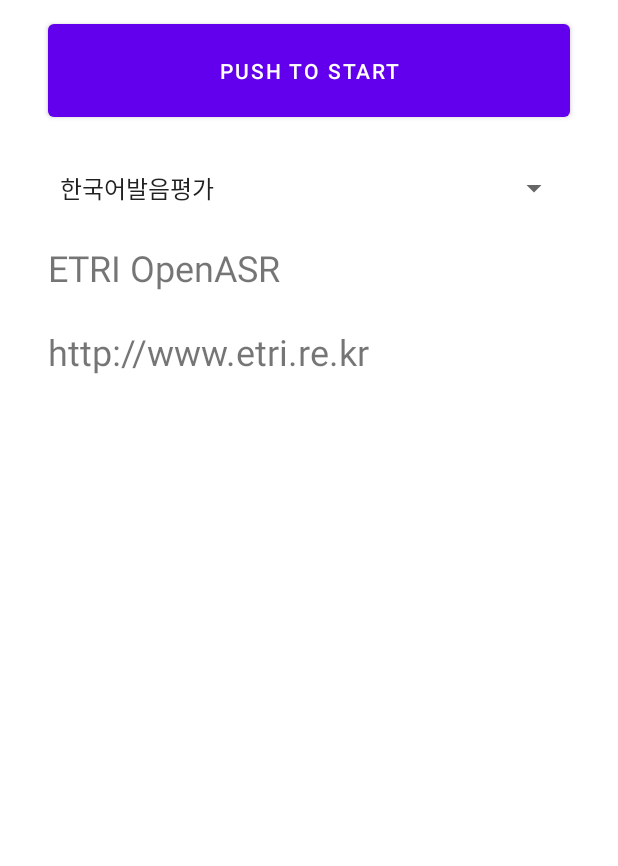
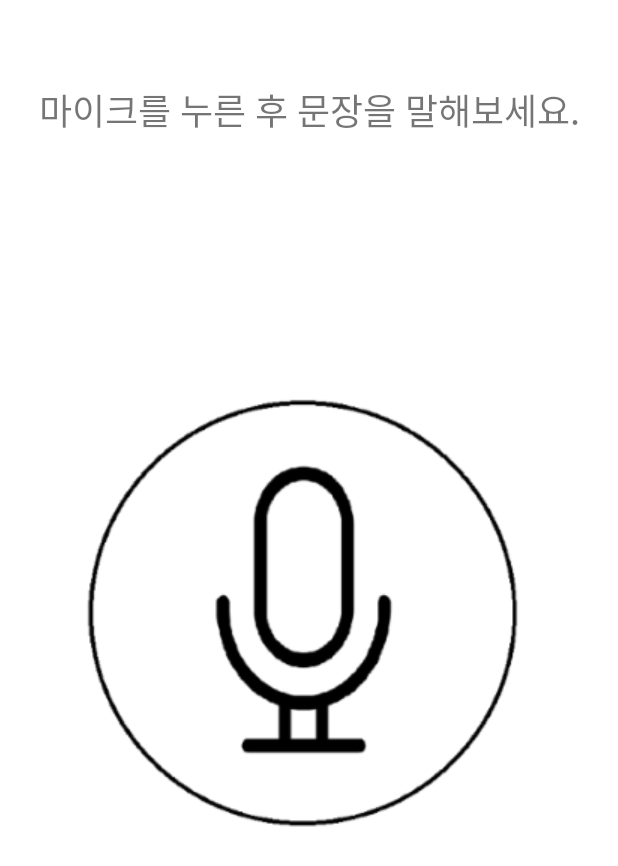
Before and after one commit to Hwang-Jongwon/CatchSound, an Android app: the screen it shows after launch (PronounceActivity), after a tap on "발음교정 액티비티로", on a phone screen of 412 x 824 dp. Shown: the top 866 px of the screen. Run offline under Robolectric (Android 15) with nearby library versions, the phone set to English and light mode, and no system bars; libraries missing offline, so code that uses them is left out: org.json.simple.

Commit message:
인식된 문장과 점수 표시 형식 변경, 디자인 변경

```diff
--- a/app/build.gradle
+++ b/app/build.gradle
@@ -29,7 +29,7 @@
 }
 
 dependencies {
-
+    implementation 'com.googlecode.json-simple:json-simple:1.1'
     implementation 'com.google.code.gson:gson:2.6.2'
     implementation 'org.apache.commons:commons-lang3:3.6'
     implementation 'androidx.appcompat:appcompat:1.3.1'
--- a/app/src/main/java/com/example/catchsound/PronounceActivity.java
+++ b/app/src/main/java/com/example/catchsound/PronounceActivity.java
@@ -8,8 +8,10 @@
 import android.media.MediaRecorder;
 import android.os.Bundle;
 import android.os.Handler;
+import android.os.Looper;
 import android.os.Message;
 import android.util.Base64;
+import android.util.Log;
 import android.view.KeyEvent;
 import android.view.View;
 import android.view.inputmethod.EditorInfo;
@@ -17,6 +19,7 @@
 import android.widget.ArrayAdapter;
 import android.widget.Button;
 import android.widget.EditText;
+import android.widget.ImageButton;
 import android.widget.Spinner;
 import android.widget.TextView;
 
@@ -39,6 +42,12 @@
 import java.util.ArrayList;
 import java.util.HashMap;
 import java.util.Map;
+import java.util.regex.Matcher;
+import java.util.regex.Pattern;
+
+import org.json.simple.JSONObject;
+import org.json.simple.parser.JSONParser;
+import org.json.simple.parser.ParseException;
 
 public class PronounceActivity extends AppCompatActivity {
 
@@ -47,11 +56,9 @@
     private static final String accessKey = "6e40005e-26a1-44df-8032-8d73501924fb";
     private static int MICROPHONE_PERMISSION_CODE = 100;
 
-    Button buttonStart;
+    ImageButton buttonStart;
     TextView textResult;
-    Spinner spinnerMode;
 
-    String curMode;
     String result;
 
     int maxLenSpeech = 16000 * 45;
@@ -60,7 +67,7 @@
     boolean isRecording = false;
     boolean forceStop = false;
 
-    private final Handler handler = new Handler() {
+    private final Handler handler = new Handler(Looper.getMainLooper()) {
         @Override
         public synchronized void handleMessage(Message msg) {
             Bundle bd = msg.getData();
@@ -69,7 +76,6 @@
                 //녹음 시작
                 case 1:
                     textResult.setText(v);
-                    buttonStart.setText("PUSH TO STOP");
                     break;
                 //녹음이 정상적으로 종료됨(버튼 눌렀거나, 시간 끝)
                 case 2:
@@ -79,19 +85,31 @@
                 //녹음이 비정상적으로 종료됨(마이크 권한 필요 등등)
                 case 3:
                     textResult.setText(v);
-                    buttonStart.setText("PUSH TO START");
                     break;
                 //인식이 비정상적으로 종료됨
                 case 4:
                     textResult.setText(v);
                     buttonStart.setEnabled(true);
-                    buttonStart.setText("PUSH TO START");
                     break;
                 //인식이 정상적으로 종료됨
                 case 5:
-                    textResult.setText(StringEscapeUtils.unescapeJava(result));
+                    //인식된 문장, 점수 보여주기
+                    int recognized_idx = result.indexOf("recognized");
+                    int score_idx = result.indexOf("score");
+                    if (score_idx - recognized_idx == 16){
+                        textResult.setText("녹음이 되지 않았어요. 다시 시도해 주세요!");
+                    }
+                    else{
+                        String recognized = result.substring(recognized_idx + 13, score_idx - 3);
+                        String score = result.substring(score_idx + 7, score_idx + 12);
+                        Double double_score = (Double) Double.parseDouble(score);
+                        double_score = (Double) (Math.round(double_score*10)/10.0);
+                        score = Double.toString(double_score);
+                        textResult.setText("인식된 문장 : " + recognized + "\n" + "점수 : " + score);
+                    }
+
                     buttonStart.setEnabled(true);
-                    buttonStart.setText("PUSH TO START");
+                    //textResult.setText(result);
                     break;
             }
             super.handleMessage(msg);
@@ -117,26 +135,10 @@
             getMicrophonePermission();
         }
 
-        buttonStart = (Button)this.findViewById(R.id.buttonStart);
+        buttonStart = (ImageButton)this.findViewById(R.id.buttonStart);
         textResult = (TextView)this.findViewById(R.id.textResult);
-        spinnerMode = (Spinner)this.findViewById(R.id.spinnerMode);
 
         SharedPreferences settings = getSharedPreferences(PREFS_NAME, 0);
-
-        ArrayList<String> modeArr = new ArrayList<>();
-        modeArr.add("한국어발음평가");
-        ArrayAdapter<String> modeAdapter = new ArrayAdapter<>(
-                this, android.R.layout.simple_spinner_item, modeArr);
-        modeAdapter.setDropDownViewResource(android.R.layout.simple_spinner_dropdown_item);
-        spinnerMode.setAdapter(modeAdapter);
-        spinnerMode.setOnItemSelectedListener(new AdapterView.OnItemSelectedListener() {
-            public void onItemSelected(AdapterView<?> parent, View view, int pos, long id) {
-                curMode = parent.getItemAtPosition(pos).toString();
-            }
-            public void onNothingSelected(AdapterView<?> parent) {
-                curMode = "";
-            }
-        });
 
 
         buttonStart.setOnClickListener(new  View.OnClickListener() {
@@ -147,10 +149,10 @@
                     try {
                         new Thread(new Runnable() {
                             public void run() {
-                                SendMessage("Recording...", 1);
+                                SendMessage("녹음 중..\n마이크를 한번 더 터치해 녹음을 멈추세요!", 1);
                                 try {
                                     recordSpeech();
-                                    SendMessage("Recognizing...", 2);
+                                    SendMessage("발음 분석중..", 2);
                                 } catch (RuntimeException e) {
                                     SendMessage(e.getMessage(), 3);
                                     return;
@@ -260,15 +262,8 @@
         String audioContents;
 
         Gson gson = new Gson();
-
-        switch (curMode) {
-            case "한국어발음평가":
-                languageCode = "korean";
-                openApiURL = "http://aiopen.etri.re.kr:8000/WiseASR/PronunciationKor";
-                break;
-            default:
-                return "ERROR: invalid mode";
-        }
+        languageCode = "korean";
+        openApiURL = "http://aiopen.etri.re.kr:8000/WiseASR/PronunciationKor";
 
         Map<String, Object> request = new HashMap<>();
         Map<String, String> argument = new HashMap<>();
--- a/app/src/main/res/layout/activity_pron.xml
+++ b/app/src/main/res/layout/activity_pron.xml
@@ -8,7 +8,7 @@
 
 
     <LinearLayout
-        android:layout_width="368dp"
+        android:layout_width="390dp"
         android:layout_height="fill_parent"
         android:orientation="vertical"
         android:weightSum="1"
@@ -16,46 +16,39 @@
         app:layout_constraintStart_toStartOf="parent"
         app:layout_constraintTop_toTopOf="parent">
 
-        <Button
-            android:id="@+id/buttonStart"
-            android:layout_width="match_parent"
-            android:layout_height="74dp"
-            android:layout_margin="10dp"
-            android:layout_weight="0"
-            android:text="PUSH TO START"
-            tools:layout_editor_absoluteX="8dp"
-            tools:layout_editor_absoluteY="8dp" />
-
-        <Spinner
-            android:id="@+id/spinnerMode"
-            android:layout_width="match_parent"
-            android:layout_height="52dp"
-            android:layout_marginLeft="10dp"
-            android:layout_marginTop="5dp"
-            android:layout_marginRight="10dp"
-            android:layout_marginBottom="5dp"
-            android:elevation="1dp"
-            tools:layout_editor_absoluteX="8dp"
-            tools:layout_editor_absoluteY="454dp" />
-
         <TextView
             android:id="@+id/textResult"
             android:layout_width="match_parent"
-            android:layout_height="fill_parent"
+            android:layout_height="wrap_content"
             android:layout_marginLeft="10dp"
             android:layout_marginTop="5dp"
             android:layout_marginRight="10dp"
             android:layout_marginBottom="5dp"
             android:layout_weight="0"
             android:background="@android:color/background_light"
+            android:fontFamily="@font/nanum"
+            android:gravity="center"
             android:inputType="textMultiLine"
-            android:text="ETRI OpenASR\n\nhttp://www.etri.re.kr"
+            android:paddingTop="50dp"
+            android:text="마이크를 누른 후 문장을 말해보세요."
             android:textSize="24sp"
             app:layout_constraintBottom_toBottomOf="parent"
             app:layout_constraintLeft_toLeftOf="parent"
             app:layout_constraintTop_toTopOf="parent"
             app:layout_constraintVertical_bias="0.326" />
 
+        <ImageButton
+            android:id="@+id/buttonStart"
+            android:layout_width="match_parent"
+            android:layout_height="wrap_content"
+            android:paddingTop="150dp"
+            android:layout_margin="10dp"
+            android:layout_weight="0"
+            android:src="@drawable/btn_microphone"
+            app:backgroundTint="@color/transparent"
+            tools:layout_editor_absoluteX="8dp"
+            tools:layout_editor_absoluteY="8dp" />
+
     </LinearLayout>
 
 </androidx.constraintlayout.widget.ConstraintLayout>
--- a/app/src/main/res/values/colors.xml
+++ b/app/src/main/res/values/colors.xml
@@ -7,4 +7,5 @@
     <color name="teal_700">#FF018786</color>
     <color name="black">#FF000000</color>
     <color name="white">#FFFFFFFF</color>
+    <color name="transparent">#00FFFFFF</color>
 </resources>
--- a/build.gradle
+++ b/build.gradle
@@ -3,6 +3,7 @@
     repositories {
         google()
         jcenter()
+
     }
     dependencies {
         classpath 'com.android.tools.build:gradle:7.0.2'
```
Also changed, not shown: app/src/main/res/drawable/btn_microphone.png (added), app/src/main/res/drawable/btn_microphone_recording.png (added).
